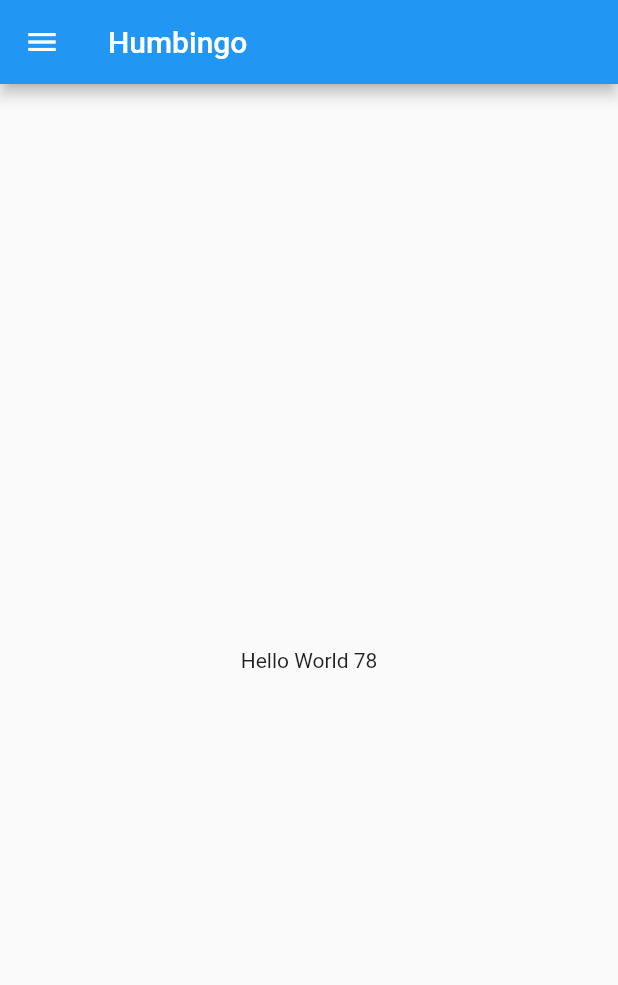
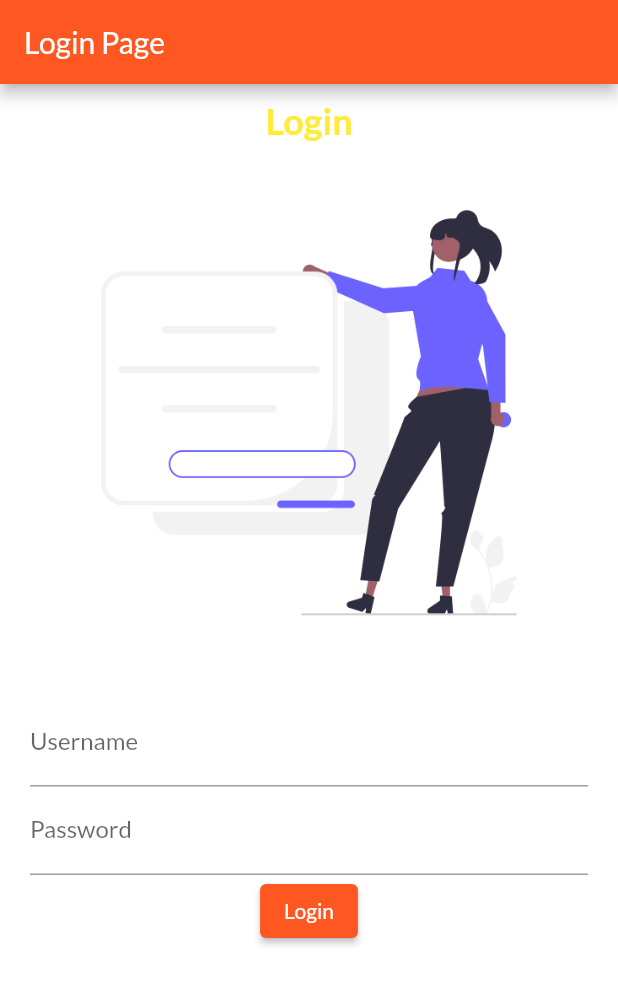
Before and after one commit to mrjaypatel/flutter_learn, a Flutter app: the screen it shows after launch, on a phone screen of 412 x 824 dp. Shown: the top 985 px of the screen. Run offline on Flutter 3.47's test engine with Material 2 defaults, Android fonts, the phone set to English and light mode, and no system bars; our stand-ins replace google_fonts.

Commit message:
Day 3 Complete

```diff
--- a/lib/main.dart
+++ b/lib/main.dart
@@ -1,5 +1,7 @@
 import 'package:flutter/material.dart';
-import 'package:flutter_learn_1/home_page.dart';
+import 'package:flutter_learn_1/screens/home_page.dart';
+import 'package:flutter_learn_1/screens/auth/login.dart';
+import 'package:google_fonts/google_fonts.dart';
 
 void main() {
   runApp(myApp());
@@ -9,15 +11,28 @@ void main() {
 class myApp extends StatelessWidget {
   @override
   Widget build(BuildContext context) {
-    int myNumber = 30;
-    String name = "Jay";
-    bool check = false;
-    double number = 3.14;
-    num numcheck = 3.14;
-    var allAccept = "";
-    const id = 1234;
-    final pi = 3.14;
+    // int myNumber = 30;
+    // String name = "Jay";
+    // bool check = false;
+    // double number = 3.14;
+    // num numcheck = 3.14;
+    // var allAccept = "";
+    // const id = 1234;
+    // final pi = 3.14;
 
-    return MaterialApp(home: HomePage());
+    return MaterialApp(
+      // home: HomePage(),
+      themeMode: ThemeMode.light,
+      theme: ThemeData(
+          brightness: Brightness.light,
+          primarySwatch: Colors.deepOrange,
+          fontFamily: GoogleFonts.lato().fontFamily),
+      darkTheme: ThemeData(brightness: Brightness.dark),
+      routes: {
+        "/": (context) => LoginPage(),
+        "/login": (context) => LoginPage(),
+        "/home": (context) => HomePage(),
+      },
+    );
   }
 }
--- /dev/null
+++ b/lib/screens/auth/login.dart
@@ -0,0 +1,56 @@
+import 'package:flutter/material.dart';
+
+class LoginPage extends StatelessWidget {
+  const LoginPage({Key? key}) : super(key: key);
+
+  @override
+  Widget build(BuildContext context) {
+    return Scaffold(
+      backgroundColor: Colors.white,
+      appBar: AppBar(
+        title: Text("Login Page"),
+      ),
+      body: Container(
+          child: Column(
+        children: [
+          SizedBox(
+            height: 10.0,
+          ),
+          Text(
+            "Login",
+            style: TextStyle(
+                color: Colors.yellow,
+                fontSize: 24,
+                fontWeight: FontWeight.bold),
+          ),
+          Image.asset(
+            "assets/images/login.png",
+            fit: BoxFit.cover,
+          ),
+          Padding(
+            padding:
+                const EdgeInsets.symmetric(vertical: 10.0, horizontal: 20.0),
+            child: Column(
+              children: [
+                TextFormField(
+                  decoration: InputDecoration(
+                      hintText: "Username", labelText: "Username"),
+                ),
+                TextFormField(
+                  obscureText: true,
+                  decoration: InputDecoration(
+                      hintText: "Password", labelText: "Password"),
+                ),
+                ElevatedButton(
+                    onPressed: () {
+                      print("Login Button Clicked");
+                    },
+                    child: Text("Login"))
+              ],
+            ),
+          )
+        ],
+      )),
+    );
+  }
+}
--- a/pubspec.yaml
+++ b/pubspec.yaml
@@ -34,6 +34,7 @@ dependencies:
   # The following adds the Cupertino Icons font to your application.
   # Use with the CupertinoIcons class for iOS style icons.
   cupertino_icons: ^1.0.2
+  google_fonts: ^3.0.1
 
 dev_dependencies:
   flutter_test:
@@ -58,7 +59,8 @@ flutter:
   uses-material-design: true
 
   # To add assets to your application, add an assets section, like this:
-  # assets:
+  assets:
+    - assets/images/
   #   - images/a_dot_burr.jpeg
   #   - images/a_dot_ham.jpeg
 
```
Also changed, not shown: assets/images/login.png (added), lib/screens/home_page.dart (renamed from lib/home_page.dart), pubspec.lock.
